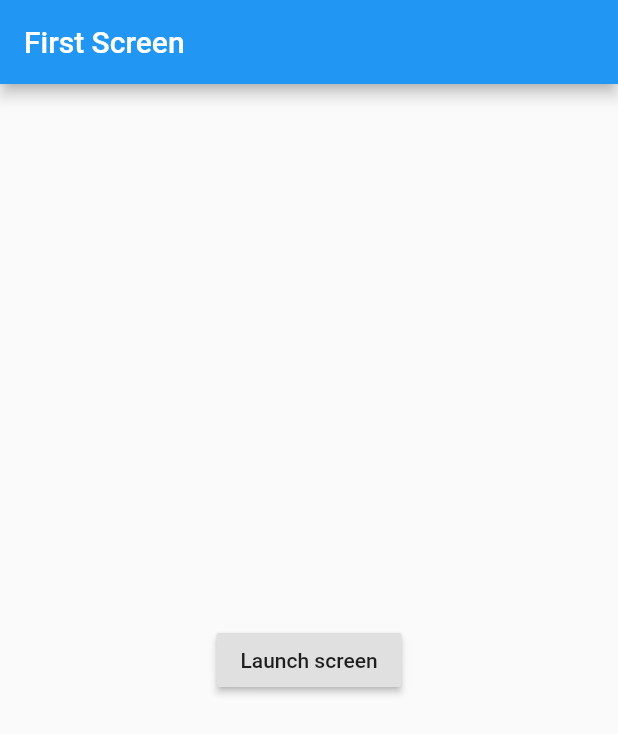
After one commit to davidtran641/flutter-widget, a Flutter app: the screen it shows after launch, after a tap on "Named Route demo", on a phone screen of 412 x 824 dp. The commit adds this screen. Shown: the top 734 px of the screen. Run offline on Flutter 3.47's test engine with Material 2 defaults, Android fonts, the phone set to English and light mode, and no system bars.

Commit message:
(FEAT) Named route navigation

```diff
--- a/flutter_widget/lib/main.dart
+++ b/flutter_widget/lib/main.dart
@@ -5,6 +5,7 @@ import 'package:flutter_widget/custom_scroll_view_demo.dart';
 import 'package:flutter_widget/gesture_demo.dart';
 import 'package:flutter_widget/hero_animation_demo.dart';
 import 'package:flutter_widget/layout_demo.dart';
+import 'package:flutter_widget/navigate_named_router.dart';
 import 'package:flutter_widget/physics_card_demo.dart';
 import 'package:flutter_widget/shopping_demo.dart';
 import 'package:flutter_widget/state_manage_demo.dart';
@@ -144,6 +145,14 @@ class HomePage extends StatelessWidget {
                     MaterialPageRoute(builder: (context) => HeroAnimationDemo()));
               },
             ),
+
+            ListTile(
+              title: Text('Named Route demo'),
+              onTap: () {
+                Navigator.push(context,
+                    MaterialPageRoute(builder: (context) => NamedRouteDemo()));
+              },
+            ),
           ],
         ),
       );
--- /dev/null
+++ b/flutter_widget/lib/navigate_named_router.dart
@@ -0,0 +1,53 @@
+
+import 'package:flutter/material.dart';
+
+class NamedRouteDemo extends StatelessWidget {
+  @override
+  Widget build(BuildContext context) {
+    return MaterialApp(
+      initialRoute: '/',
+      routes: {
+        '/': (context) => FirstScreen(),
+        '/second': (context) => SecondScreen()
+      },
+    );
+  }
+}
+
+class FirstScreen extends StatelessWidget {
+  @override
+  Widget build(BuildContext context) {
+    return Scaffold(
+      appBar: AppBar(
+        title: Text('First Screen'),
+      ),
+      body: Center(
+        child: RaisedButton(
+          child: Text('Launch screen'),
+          onPressed: () {
+            Navigator.of(context).pushNamed('/second');
+          },
+        ),
+      ),
+    );
+  }
+}
+
+class SecondScreen extends StatelessWidget {
+  @override
+  Widget build(BuildContext context) {
+    return Scaffold(
+      appBar: AppBar(
+        title: Text("Second Screen"),
+      ),
+      body: Center(
+        child: RaisedButton(
+          onPressed: () {
+            Navigator.of(context).pop();
+          },
+          child: Text('Go back!'),
+        ),
+      ),
+    );
+  }
+}
```
